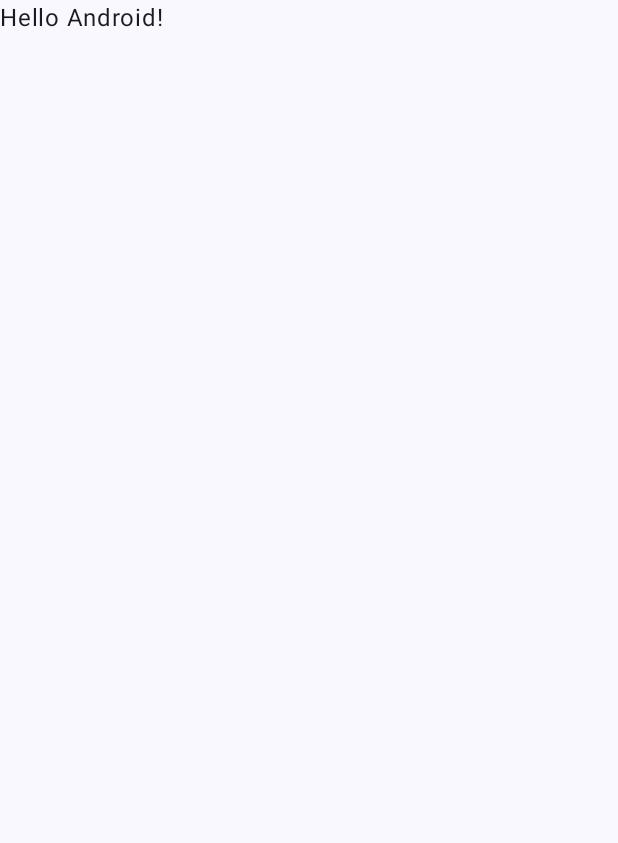
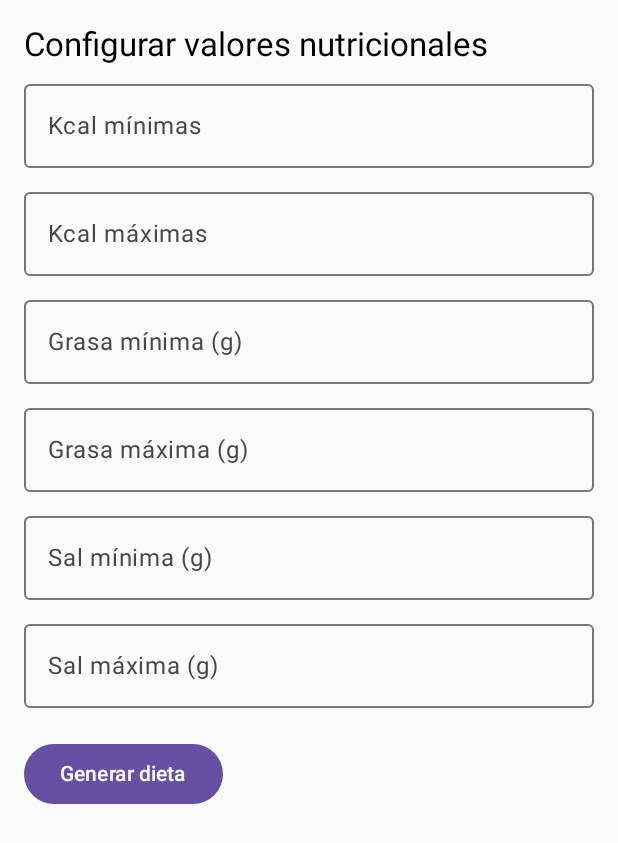
Before and after one commit to ivanperezdiaz829/Diet-App, an Android app built with Jetpack Compose: the screen it shows after launch (MainActivity), on a phone screen of 412 x 824 dp. Before the commit the part shown is almost empty. Shown: the top 843 px of the screen. Run offline under Robolectric (Android 15) with nearby library versions, the light colour scheme and no system bars.

Commit message:
Formulario para valores mínimos y máximos

```diff
--- a/app/src/main/java/com/example/diet_app/MainActivity.kt
+++ b/app/src/main/java/com/example/diet_app/MainActivity.kt
@@ -4,44 +4,72 @@ import android.os.Bundle
 import androidx.activity.ComponentActivity
 import androidx.activity.compose.setContent
 import androidx.activity.enableEdgeToEdge
+import androidx.compose.foundation.layout.Column
+import androidx.compose.foundation.layout.Spacer
 import androidx.compose.foundation.layout.fillMaxSize
+import androidx.compose.foundation.layout.fillMaxWidth
+import androidx.compose.foundation.layout.height
 import androidx.compose.foundation.layout.padding
+import androidx.compose.material3.MaterialTheme
+import androidx.compose.material3.OutlinedTextField
 import androidx.compose.material3.Scaffold
 import androidx.compose.material3.Text
 import androidx.compose.runtime.Composable
+import androidx.compose.runtime.getValue
+import androidx.compose.runtime.mutableStateOf
+import androidx.compose.runtime.remember
+import androidx.compose.runtime.setValue
 import androidx.compose.ui.Modifier
 import androidx.compose.ui.tooling.preview.Preview
+import androidx.compose.ui.unit.dp
 import com.example.diet_app.ui.theme.DietappTheme
+import androidx.compose.material3.Button
 
 class MainActivity : ComponentActivity() {
     override fun onCreate(savedInstanceState: Bundle?) {
         super.onCreate(savedInstanceState)
-        enableEdgeToEdge()
         setContent {
-            DietappTheme {
-                Scaffold(modifier = Modifier.fillMaxSize()) { innerPadding ->
-                    Greeting(
-                        name = "Android",
-                        modifier = Modifier.padding(innerPadding)
-                    )
-                }
-            }
+            DietForm()
         }
     }
 }
 
 @Composable
-fun Greeting(name: String, modifier: Modifier = Modifier) {
-    Text(
-        text = "Hello $name!",
-        modifier = modifier
+fun DietForm() {
+    var minCalories by remember { mutableStateOf("") }
+    var maxCalories by remember { mutableStateOf("") }
+    var minFat by remember { mutableStateOf("") }
+    var maxFat by remember { mutableStateOf("") }
+    var minSalt by remember { mutableStateOf("") }
+    var maxSalt by remember { mutableStateOf("") }
+
+    Column(modifier = Modifier.padding(16.dp)) {
+        Text(text = "Configurar valores nutricionales", style = MaterialTheme.typography.titleLarge)
+
+        InputField(label = "Kcal mínimas", value = minCalories) { minCalories = it }
+        InputField(label = "Kcal máximas", value = maxCalories) { maxCalories = it }
+        InputField(label = "Grasa mínima (g)", value = minFat) { minFat = it }
+        InputField(label = "Grasa máxima (g)", value = maxFat) { maxFat = it }
+        InputField(label = "Sal mínima (g)", value = minSalt) { minSalt = it }
+        InputField(label = "Sal máxima (g)", value = maxSalt) { maxSalt = it }
+
+        Spacer(modifier = Modifier.height(16.dp))
+
+        Button(onClick = {
+            // Aquí puedes procesar los valores ingresados
+            println("Min Kcal: $minCalories, Max Kcal: $maxCalories")
+        }) {
+            Text("Generar dieta")
+        }
+    }
+}
+
+@Composable
+fun InputField(label: String, value: String, onValueChange: (String) -> Unit) {
+    OutlinedTextField(
+        value = value,
+        onValueChange = onValueChange,
+        label = { Text(label) },
+        modifier = Modifier.fillMaxWidth().padding(vertical = 4.dp)
     )
 }
-
-@Preview(showBackground = true)
-@Composable
-fun GreetingPreview() {
-    DietappTheme {
-        Greeting("Android")
-    }
-}
```
